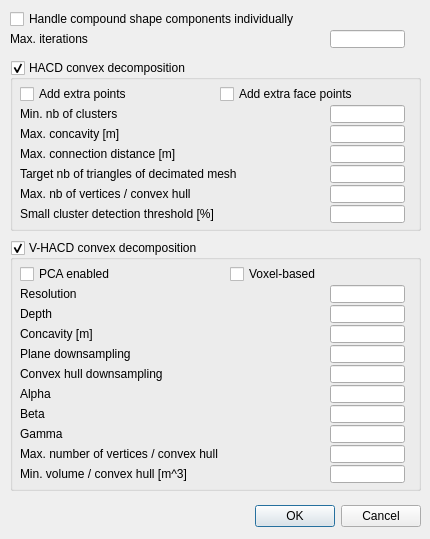
Above: ui/qdlgconvexdecomposition.ui from CoppeliaRobotics/coppeliaSimLib before the change. Below: the same form after it.
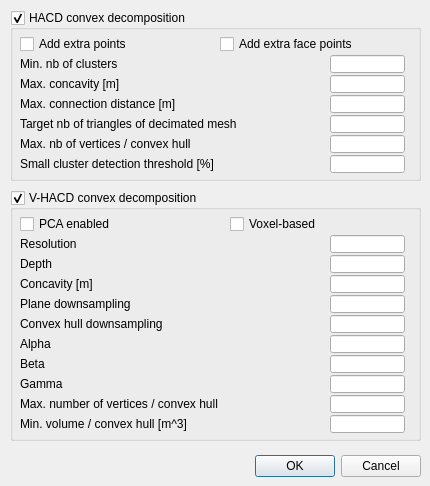
That is the form after the change.

Commit message: new shapes continued...

Patch:
```diff
--- a/ui/qdlgconvexdecomposition.ui
+++ b/ui/qdlgconvexdecomposition.ui
@@ -7,7 +7,7 @@
     <x>0</x>
     <y>0</y>
     <width>430</width>
-    <height>539</height>
+    <height>486</height>
    </rect>
   </property>
   <property name="windowTitle">
@@ -20,7 +20,7 @@
    <property name="geometry">
     <rect>
      <x>10</x>
-     <y>500</y>
+     <y>450</y>
      <width>411</width>
      <height>32</height>
     </rect>
@@ -29,50 +29,11 @@
     <set>QDialogButtonBox::Cancel|QDialogButtonBox::Ok</set>
    </property>
   </widget>
-  <widget class="QCheckBox" name="qqIndividualComponents">
-   <property name="geometry">
-    <rect>
-     <x>10</x>
-     <y>10</y>
-     <width>401</width>
-     <height>18</height>
-    </rect>
-   </property>
-   <property name="focusPolicy">
-    <enum>Qt::StrongFocus</enum>
-   </property>
-   <property name="text">
-    <string>Handle compound shape components individually</string>
-   </property>
-  </widget>
-  <widget class="QLabel" name="label_7">
-   <property name="geometry">
-    <rect>
-     <x>10</x>
-     <y>30</y>
-     <width>231</width>
-     <height>18</height>
-    </rect>
-   </property>
-   <property name="text">
-    <string>Max. iterations</string>
-   </property>
-  </widget>
-  <widget class="QLineEdit" name="qqMaxIterations">
-   <property name="geometry">
-    <rect>
-     <x>330</x>
-     <y>30</y>
-     <width>75</width>
-     <height>18</height>
-    </rect>
-   </property>
-  </widget>
   <widget class="QGroupBox" name="qqHACD">
    <property name="geometry">
     <rect>
      <x>10</x>
-     <y>60</y>
+     <y>10</y>
      <width>411</width>
      <height>171</height>
     </rect>
@@ -261,7 +222,7 @@
    <property name="geometry">
     <rect>
      <x>10</x>
-     <y>240</y>
+     <y>190</y>
      <width>411</width>
      <height>251</height>
     </rect>
```
Left out of the diff: 2 changed lines with no effect on the pictures. The commit also changes 47 other files.
